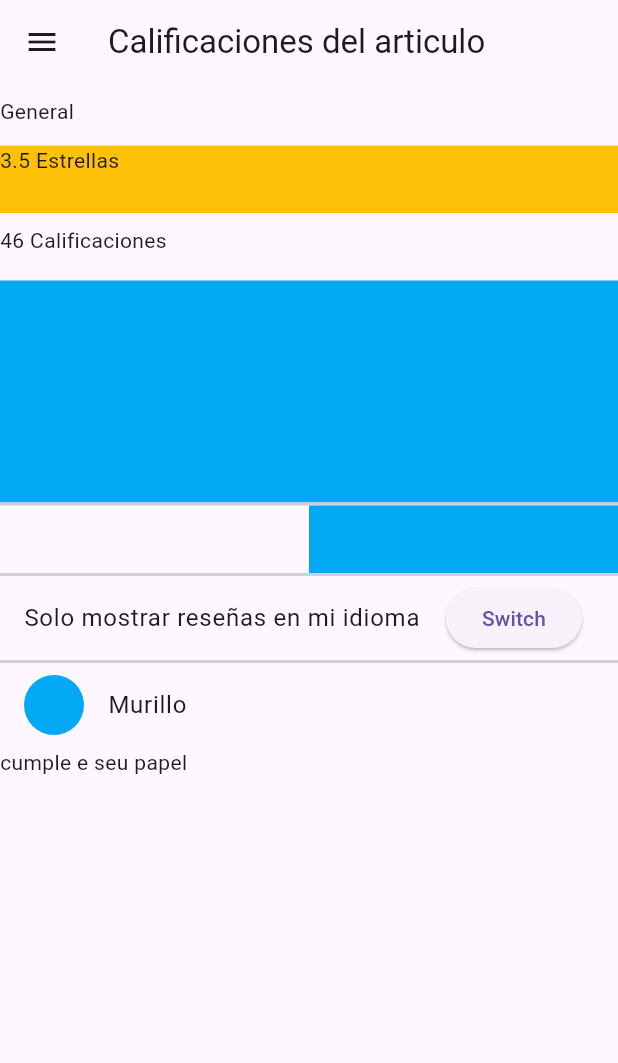
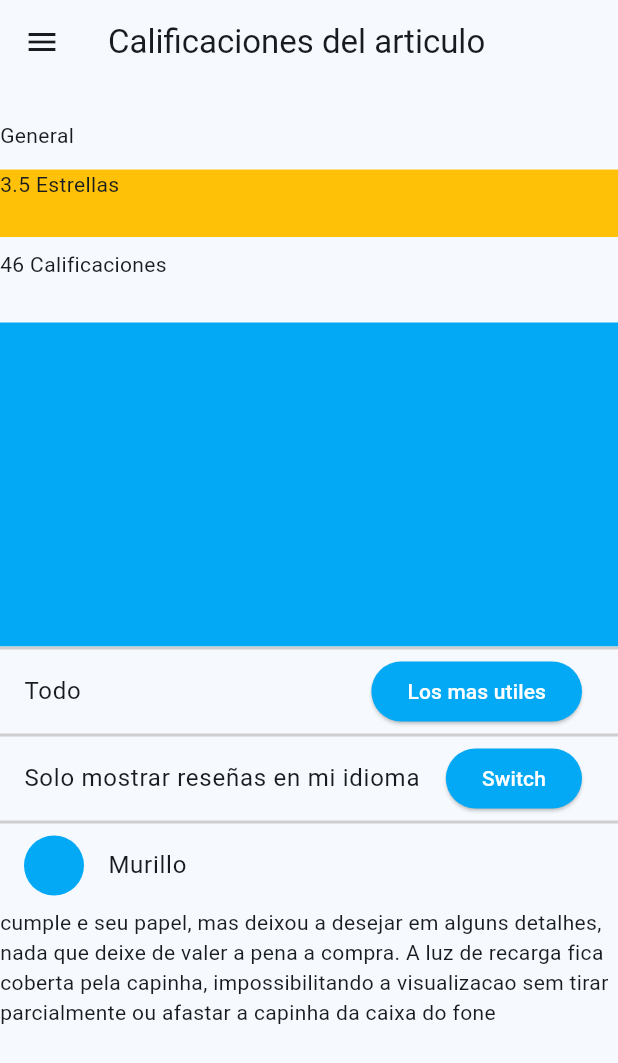
Before and after one commit to Nxchester/appsmobilesIOB, a Flutter app: the screen it shows after launch, on a phone screen of 412 x 824 dp. Shown: the top 1063 px of the screen. Run offline on Flutter 3.47's test engine with Material 3 defaults, Android fonts, the light colour scheme and no system bars.

Commit message:
09/09/2025 Entrega Certamen 1

```diff
--- a/ojedacertamen1/lib/main.dart
+++ b/ojedacertamen1/lib/main.dart
@@ -1,6 +1,7 @@
 //Certamen 1 Desarrollo de aplicaciones moviles
 //09/09/2025
 //Ignacio Ojeda B
+//Referencia - Imagen 5
 import 'package:flutter/material.dart';
 
 void main() {
@@ -9,10 +10,20 @@ void main() {
 
 class MyApp extends StatelessWidget {
   const MyApp({super.key});
-//Imagen 5
   @override
   Widget build(BuildContext context) {
     return MaterialApp(
+      theme: ThemeData(
+        colorScheme: ColorScheme.fromSeed(
+          seedColor: const Color.fromARGB(255, 7, 186, 240)
+        ),
+        elevatedButtonTheme: ElevatedButtonThemeData(
+          style: ElevatedButton.styleFrom(
+            backgroundColor: Colors.lightBlue,
+            foregroundColor: Colors.white,
+          )
+        )
+      ),
     home: Scaffold(
        appBar: AppBar( //Top Bar
         leading: const Icon(Icons.menu), //menu icono
@@ -21,7 +32,7 @@ class MyApp extends StatelessWidget {
               body: ListView( //Vista de "listview"
                 children:[
 
-            const SizedBox(height:8.0), //espacio 8px
+            const SizedBox(height:24.0), //espacio 24px
 
             Container( //Primer container de rating general
               height: 25.0, //Altura de 75 px
@@ -50,10 +61,10 @@ class MyApp extends StatelessWidget {
               child: const Text('46 Calificaciones')
             ),
 
-            const SizedBox(height:12.0), //espacio 12px
+            const SizedBox(height:24.0), //espacio 24px
 
             Container( //4to Container - Puntuaciones
-              height: 148, //altura 148px
+              height: 216, //altura 216px
               width: double.infinity, //infinito ancho
               color: Colors.lightBlue, //color azul claro
               child: const Text(''),
@@ -66,27 +77,15 @@ class MyApp extends StatelessWidget {
               child: const Text(''),
             ),
 
-                Container( //Row para simular boton azul
-              height: 45.0,
-              color: Colors.transparent,
-              child: Row(children: [
-                Expanded(
-                  child: Container(
-                    color: Colors.transparent,
-                  ),
-                  ),
+             ListTile( //ListTile para boton de filtros
+              title: const Text('Todo'),
+              trailing: ElevatedButton(
 
-                  const SizedBox(width: 0.0),
-                  Expanded( //container row2
-                  child: Container(
-                    color: Colors.lightBlue,
-                  ),
-                  ),
-
-              ],
+                onPressed: () {},
+                child: const Text('Los mas utiles')
               )
             ),
-            ////////////////////////PROGRESS BAR
+
      Container( //Aqui estoy simulando las separaciones, solucion temporal (en teoria)
               height: 2.0, //altura 2px
               width: double.infinity, //infinito ancho
@@ -119,7 +118,9 @@ class MyApp extends StatelessWidget {
               height: 512, //altura 512px
               width: double.infinity, //infinito ancho
               color: Colors.transparent, //color azul claro
-              child: const Text('cumple e seu papel'),
+              child: const Text('cumple e seu papel, mas deixou a desejar em alguns detalhes, nada que deixe de valer a pena a compra. A luz de recarga fica coberta pela capinha, impossibilitando a visualizacao sem tirar parcialmente ou afastar a capinha da caixa do fone'),
+
+
             ),
 ///////////PROGRESS BAR!
           ]
```
